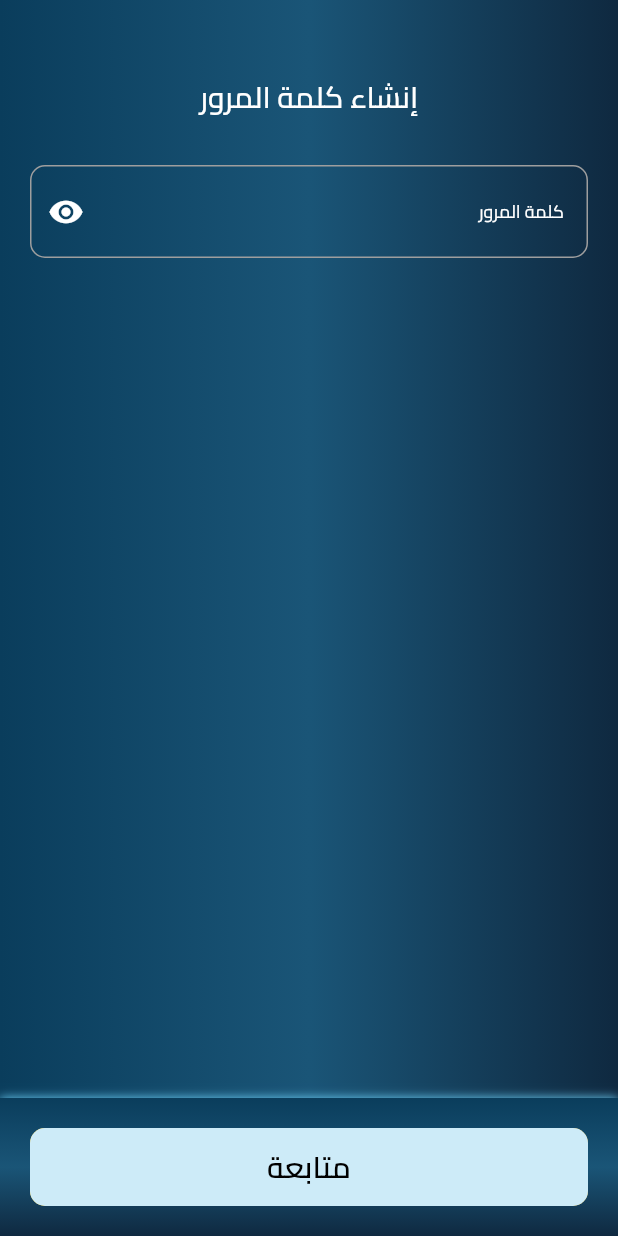
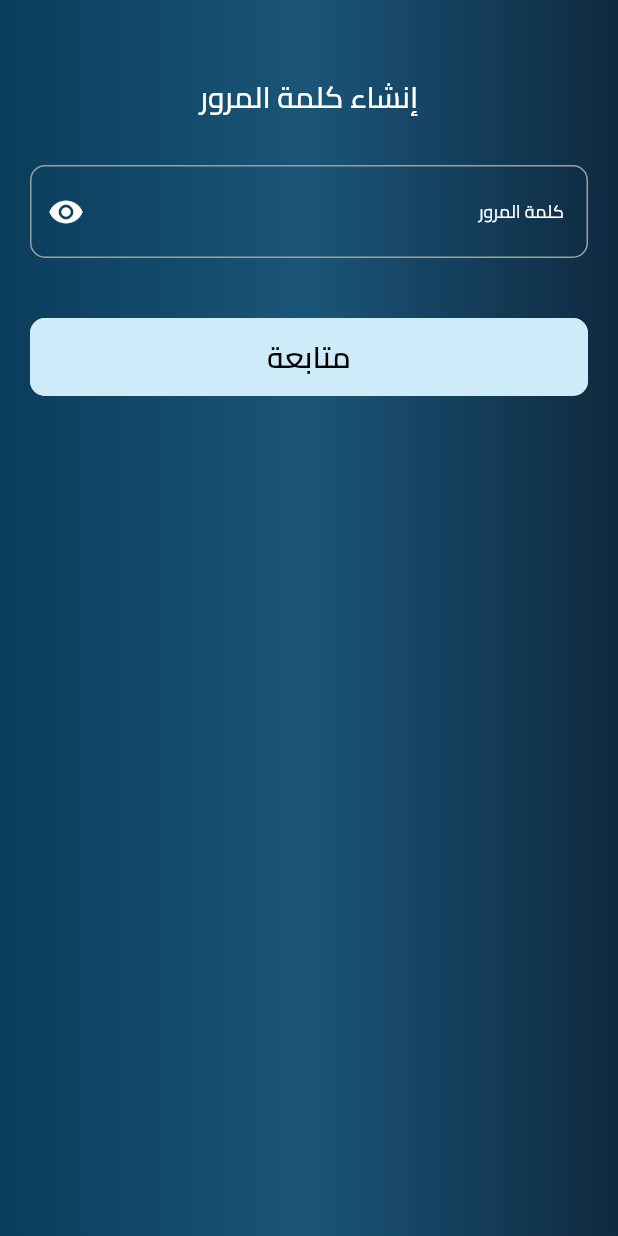
Before and after one commit to Human-Rsource-App/Hr_moi_app, a Flutter app: the CreatePasswordScreen screen opened directly, on a phone screen of 412 x 824 dp. Run offline on Flutter 3.47's test engine with Material 3 defaults, Android fonts, the phone set to English and light mode, and no system bars; our stand-ins replace camera, conditional_builder_null_safety, dio, flutter_bloc, permission_handler, pin_code_fields and 2 more; missing offline and left inert: google_mlkit_commons, google_mlkit_face_detection, google_mlkit_text_recognition; accounts and stored records are empty.

```diff
--- a/lib/main.dart
+++ b/lib/main.dart
@@ -1,7 +1,6 @@
 import 'package:camera/camera.dart';
 import 'package:flutter/material.dart';
 import 'package:flutter_bloc/flutter_bloc.dart';
-import 'package:hr_moi/modules/home_screen/home_screen.dart';
 import 'package:hr_moi/modules/splash_screen/splash.dart';
 import 'package:hr_moi/shared/components/constants.dart';
 import 'package:hr_moi/shared/cubit/cubit.dart';
@@ -35,7 +34,7 @@ class MyApp extends StatelessWidget
                 title: 'HR MOI APP',
                 themeMode: ThemeMode.dark,
                 theme: lightTheme,
-                home: HomeScreen() // MoiView(),
+                home: MoiView() // MoiView(),
             )
         );
     }
--- a/lib/modules/auth/login/login.dart
+++ b/lib/modules/auth/login/login.dart
@@ -70,9 +70,9 @@ class _LoginState extends State<Login>
                                 child: Padding(
                                     padding: const EdgeInsets.symmetric(
                                         horizontal: 20.0,
-                                        vertical: 20.0
                                     ),
                                     child: SingleChildScrollView(
+
                                         child: Form(
                                             key: formKey,
                                             child: Column(
@@ -204,7 +204,6 @@ class _LoginState extends State<Login>
                                                                     )
                                                                 ]
                                                             ),
-                                                            const SizedBox(height: 10.0),
                                                             //=================================================
                                                             //u do not have an account
                                                             Row(
--- a/lib/modules/auth/registeration/create_pass.dart
+++ b/lib/modules/auth/registeration/create_pass.dart
@@ -27,6 +27,13 @@ class _CreatePasswordScreenState extends State<CreatePasswordScreen>
     bool _has8to32Chars = false;
     bool _hasNumber = false;
     bool _hasSpecialChar = false;
+    TextDirection _textDirection = TextDirection.ltr;
+
+    bool _isArabic(String text)
+    {
+      final arabicRegex = RegExp(r'[\u0600-\u06FF]');
+      return arabicRegex.hasMatch(text);
+    }
 
     @override
     void initState()
@@ -123,6 +130,17 @@ class _CreatePasswordScreenState extends State<CreatePasswordScreen>
                                                               lable: 'كلمة المرور',
                                                               controller: _passwordController,
                                                               obscureText: !_isPasswordVisible,
+                                                              textDirection: _textDirection,
+                                                              textAlign: TextAlign.center,
+                                                              onChanged: (String val)
+                                                              {
+                                                                setState(()
+                                                                {
+                                                                  _textDirection =
+                                                                  _isArabic(val) ? TextDirection.rtl : TextDirection.ltr;
+                                                                }
+                                                                );
+                                                              },
                                                               onSuffixIconPressed: ()
                                                               {
                                                                   setState(()
@@ -140,6 +158,17 @@ class _CreatePasswordScreenState extends State<CreatePasswordScreen>
                                                                   controller: _confirmPasswordController,
                                                                   obscureText: !_isConfirmPasswordVisible,
                                                                   suffixIcon: _isConfirmPasswordVisible ? Icons.visibility_off : Icons.visibility,
+                                                                  textDirection: _textDirection,
+                                                                  textAlign: TextAlign.center,
+                                                                  onChanged: (String val)
+                                                                  {
+                                                                    setState(()
+                                                                    {
+                                                                      _textDirection =
+                                                                      _isArabic(val) ? TextDirection.rtl : TextDirection.ltr;
+                                                                    }
+                                                                    );
+                                                                  },
 
                                                                   onSuffixIconPressed: ()
                                                                   {
@@ -180,29 +209,11 @@ class _CreatePasswordScreenState extends State<CreatePasswordScreen>
                                                               _buildRequirementRow(
                                                                   'رمز خاص واحد مثال: !@#\$%',
                                                                   _hasSpecialChar
-                                                                  , font.bodySmall!)]
-                                                      ]
-                                                  )
-                                              ]
-                                          )
-                                      )
-                                  )
-                              )
-                          )
-                      ),
-                      bottomNavigationBar: Container(
-                          padding: EdgeInsets.all(20.0),
-
-                          decoration: BoxDecoration(boxShadow: [BoxShadow(blurRadius: 5, color: mainColor,
-                                      offset: Offset(0, 0))],
-
-                              gradient: LinearGradient(
-                                  begin: Alignment.topCenter,
-                                  end: Alignment.bottomCenter,
-                                  colors: backGrColor
-                              )
-                          ),
-                          child: defaultButton(
+                                                                  , font.bodySmall!)],
+                                                        SizedBox(height: 40,),
+                                                        //=================================================================
+                                                        //next button
+                                                        defaultButton(
                                                             context: context,
                                                             onPressed: isPasswordValid && doPasswordsMatch
                                                                 ? ()
@@ -217,7 +228,16 @@ class _CreatePasswordScreenState extends State<CreatePasswordScreen>
                                                                 : null,
                                                             lable: 'متابعة'
                                                         )
+
+                                                      ]
                                                   )
+                                              ]
+                                          )
+                                      )
+                                  )
+                              )
+                          )
+                      ),
                   ),
                 );
             }
--- a/lib/modules/home_screen/profile_screen.dart
+++ b/lib/modules/home_screen/profile_screen.dart
@@ -123,6 +123,7 @@ class _ProfileState extends State<Profile> {
 
                             SizedBox(height: 15.0),
                             Column(
+                              spacing: 10,
                               children: <Widget>[
                                 textContainer(
                                   context: context,
@@ -145,7 +146,7 @@ class _ProfileState extends State<Profile> {
                                 textContainer(
                                   context: context,
                                   label: 'جهة الانتساب',
-                                  data: '${userProfile.data!.unit_1}/${userProfile.data!.unit_2}/${userProfile.data!.unit_3}',
+                                  data: '${userProfile.data!.unit1}/${userProfile.data!.unit2}/${userProfile.data!.unit3}',
                                   image: Assets.userProfileWorkName,
                                 ),
                                 textContainer(
```
Also changed, not shown: lib/models/identity_model.dart (+10 -10 lines), lib/modules/auth/registeration/emp_identity.dart (+4 -8 lines), lib/modules/auth/registeration/face_verification_screen.dart (+4 -4 lines), lib/modules/home_screen/home_screen.dart (+7 -8 lines), lib/shared/cubit/cubit.dart (+14 -20 lines), 1 other file. Lines whose indentation alone changed are shown as unchanged.
